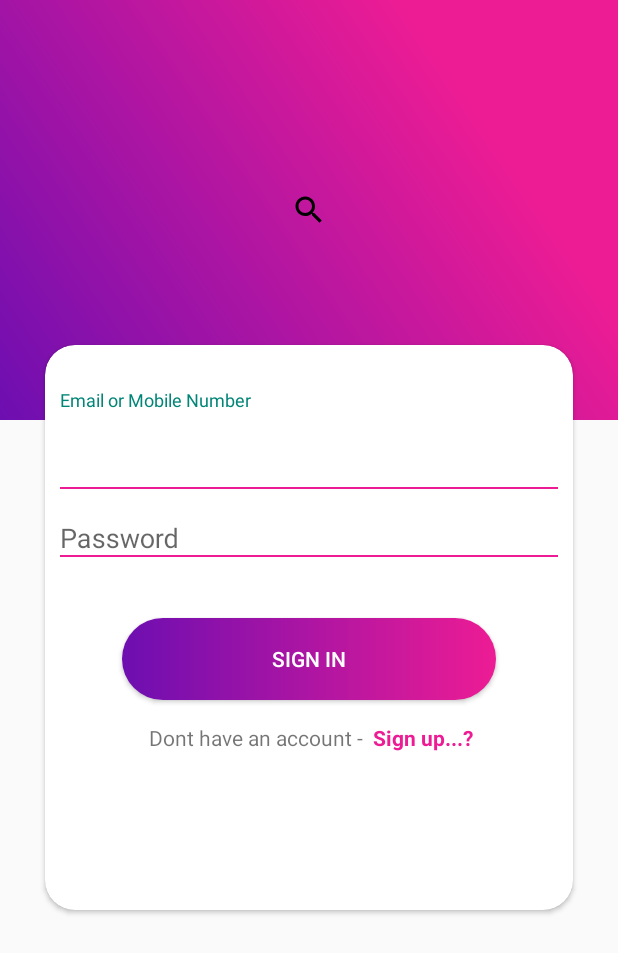
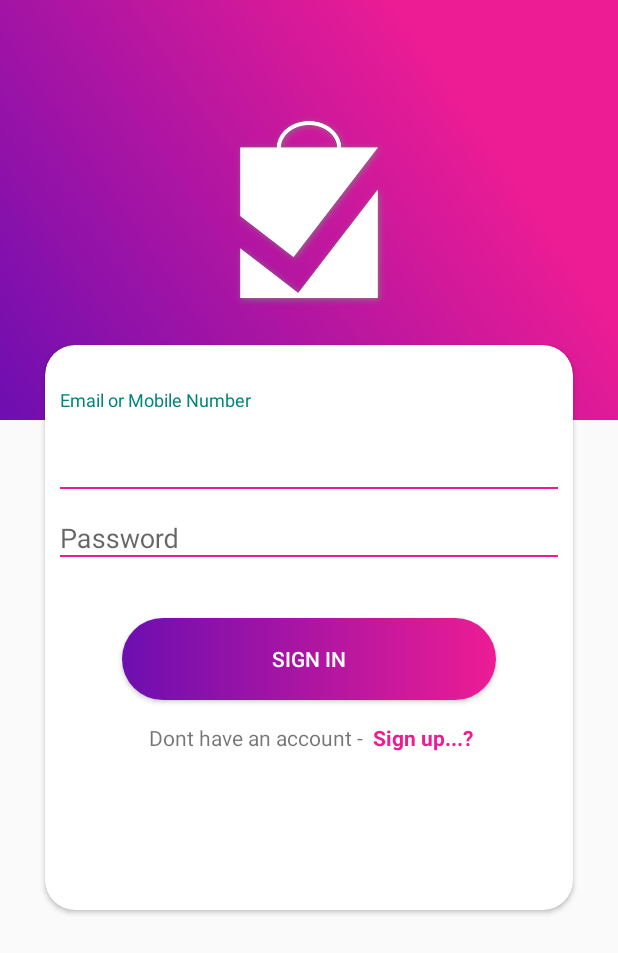
Before and after one commit to venkatmadhu03/MyBuyDeals, an Android app: the screen it shows after launch (LoginActivity), in the options menu, after a tap on "My Account", on a phone screen of 412 x 824 dp. Shown: the top 953 px of the screen. Run offline under Robolectric (Android 15) with nearby library versions, the phone set to English and light mode, and no system bars; our stand-ins replace Picasso, Volley; libraries missing offline, so code that uses them is left out: com.viewpagerindicator; network calls fail; pictures from the network do not load.

```diff
--- a/app/src/main/java/appsnova/com/mybuydeals/HomeActivity.java
+++ b/app/src/main/java/appsnova/com/mybuydeals/HomeActivity.java
@@ -205,6 +205,7 @@ public class HomeActivity extends AppCompatActivity implements NavigationView.On
 
         //initialize ViewObjects
         homeSearch = (TextView) findViewById(R.id.homeSearch);
+        homeSearch.setVisibility(View.GONE);
         homeProductsRecyclerView = findViewById(R.id.homeProductsRecyclerView);
         progressVIew = findViewById(R.id.progressVIew);
 
--- a/app/src/main/java/appsnova/com/mybuydeals/utilities/UrlUtility.java
+++ b/app/src/main/java/appsnova/com/mybuydeals/utilities/UrlUtility.java
@@ -96,6 +96,10 @@ public class UrlUtility {
     //GET USER Profile
     public static String RETRIEVE_PROFILE_URL = BASE_URL+ "retrieve_profile.php?";
 
+    //Instamojo Payment gateway
+    public static final String PAYMENT_GATEWAY_URL = "https://test.instamojo.com/";
+    //public static final String PAYMENT_GATEWAY_URL = "https://api.instamojo.com/";
+
 
     public static ProgressDialog showProgressDialog(Context mContext) {
 
--- a/app/src/main/res/layout/activity_login.xml
+++ b/app/src/main/res/layout/activity_login.xml
@@ -16,9 +16,9 @@
             android:background="@drawable/login_background">
 
             <ImageView
-                android:layout_width="wrap_content"
-                android:layout_height="wrap_content"
-                android:src="@drawable/search_black_icon"
+                android:layout_width="200dp"
+                android:layout_height="150dp"
+                android:src="@drawable/app_icon_white"
                 android:layout_centerInParent="true"/>
 
         </RelativeLayout>
--- a/app/src/main/res/values/colors.xml
+++ b/app/src/main/res/values/colors.xml
@@ -1,7 +1,7 @@
 <?xml version="1.0" encoding="utf-8"?>
 <resources>
     <color name="colorPrimary">#ed1c94</color>
-    <color name="colorPrimaryDark">#00574B</color>
+    <color name="colorPrimaryDark">#D81B60</color>
     <color name="colorAccent">#D81B60</color>
 
     <color name="homepage_background">#E9EEF1</color>
--- a/app/src/main/res/values/strings.xml
+++ b/app/src/main/res/values/strings.xml
@@ -1,5 +1,5 @@
 <resources>
-    <string name="app_name">MyBuyDeals</string>
+    <string name="app_name">MyBuyDeal</string>
 
     <string name="enter_login_id_hint">Email or Mobile Number</string>
     <string name="enter_password_hint">Password</string>
```
Also changed, not shown: app/build.gradle (+10 -2 lines), app/src/main/AndroidManifest.xml (+13 -4 lines), app/src/main/java/appsnova/com/mybuydeals/CreateOrderActivity.java (+70 -5 lines), 1 other file.
